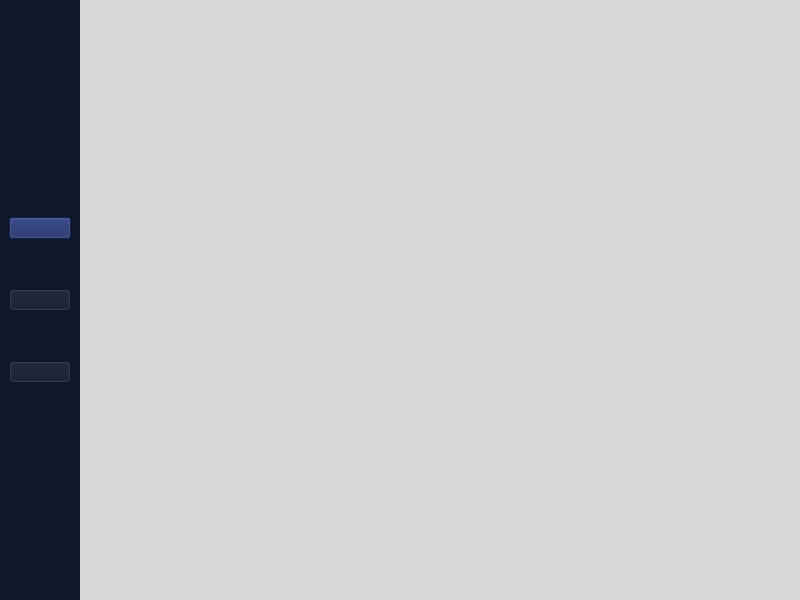
Above: main.ui from ElliotFP/spartan before the change. Below: the same form after it.
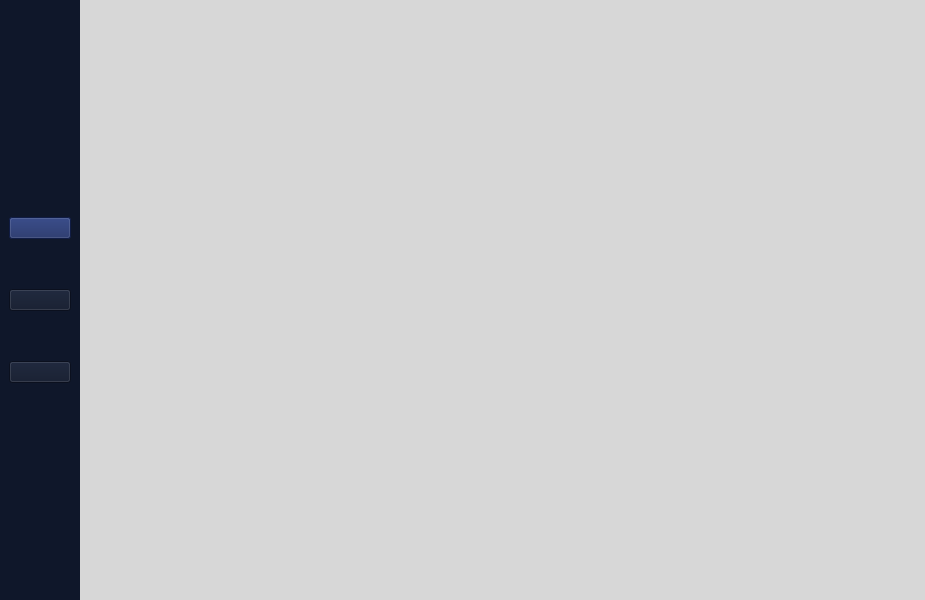
That is the form after the change. Icons and pictures are not drawn.

What changed in the file:
```diff
--- a/main.ui
+++ b/main.ui
@@ -6,7 +6,7 @@
    <rect>
     <x>0</x>
     <y>0</y>
-    <width>800</width>
+    <width>925</width>
     <height>600</height>
    </rect>
   </property>
@@ -175,8 +175,8 @@
       <widget class="QWidget" name="widget_3" native="true">
        <property name="geometry">
         <rect>
-         <x>70</x>
-         <y>110</y>
+         <x>50</x>
+         <y>80</y>
          <width>120</width>
          <height>41</height>
         </rect>
```
Left out of the diff: 2 changed lines with no effect on the pictures.
